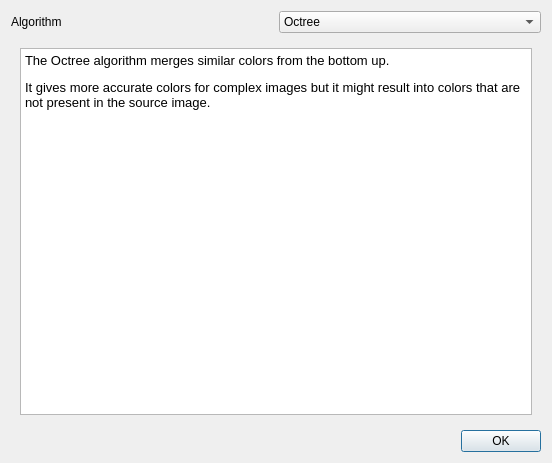
The window that src/gui/widgets/dialogs/color_quantization_dialog.ui (mbasaglia/glaxnimate) describes before a commit, drawn with Qt 5.
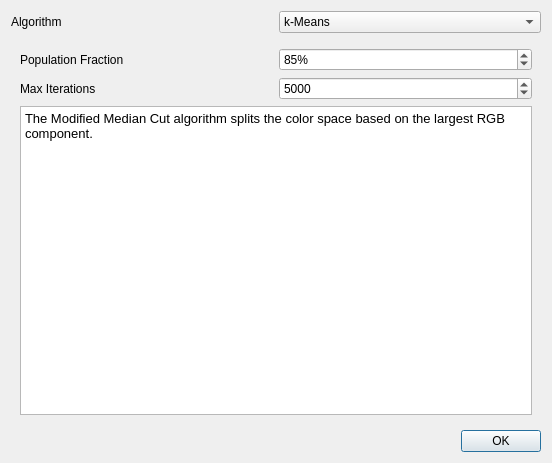
The same window after the commit. Icons and pictures are not drawn.

```diff
--- a/src/gui/widgets/dialogs/color_quantization_dialog.ui
+++ b/src/gui/widgets/dialogs/color_quantization_dialog.ui
@@ -30,7 +30,7 @@
      <item>
       <widget class="QComboBox" name="combo_algo">
        <property name="currentIndex">
-        <number>2</number>
+        <number>0</number>
        </property>
        <item>
         <property name="text">
@@ -54,7 +54,7 @@
    <item>
     <widget class="QStackedWidget" name="stackedWidget">
      <property name="currentIndex">
-      <number>2</number>
+      <number>3</number>
      </property>
      <widget class="QWidget" name="page">
       <layout class="QGridLayout" name="gridLayout">
@@ -169,6 +169,67 @@
        </item>
       </layout>
      </widget>
+     <widget class="QWidget" name="page_4">
+      <layout class="QGridLayout" name="gridLayout_3">
+       <item row="0" column="0">
+        <widget class="QLabel" name="label_5">
+         <property name="text">
+          <string>Population Fraction</string>
+         </property>
+        </widget>
+       </item>
+       <item row="0" column="1">
+        <widget class="QSpinBox" name="spin_mmcq_fract">
+         <property name="suffix">
+          <string>%</string>
+         </property>
+         <property name="minimum">
+          <number>1</number>
+         </property>
+         <property name="maximum">
+          <number>99</number>
+         </property>
+         <property name="value">
+          <number>85</number>
+         </property>
+        </widget>
+       </item>
+       <item row="1" column="0">
+        <widget class="QLabel" name="label_4">
+         <property name="text">
+          <string>Max Iterations</string>
+         </property>
+        </widget>
+       </item>
+       <item row="1" column="1">
+        <widget class="QSpinBox" name="spin_mmcq_iterations">
+         <property name="minimum">
+          <number>1</number>
+         </property>
+         <property name="maximum">
+          <number>9999</number>
+         </property>
+         <property name="value">
+          <number>5000</number>
+         </property>
+        </widget>
+       </item>
+       <item row="2" column="0" colspan="2">
+        <widget class="QTextEdit" name="textEdit_3">
+         <property name="readOnly">
+          <bool>true</bool>
+         </property>
+         <property name="html">
+          <string>&lt;!DOCTYPE HTML PUBLIC &quot;-//W3C//DTD HTML 4.0//EN&quot; &quot;http://www.w3.org/TR/REC-html40/strict.dtd&quot;&gt;
+&lt;html&gt;&lt;head&gt;&lt;meta name=&quot;qrichtext&quot; content=&quot;1&quot; /&gt;&lt;style type=&quot;text/css&quot;&gt;
+p, li { white-space: pre-wrap; }
+&lt;/style&gt;&lt;/head&gt;&lt;body style=&quot; font-family:'Noto Sans'; font-size:10pt; font-weight:400; font-style:normal;&quot;&gt;
+&lt;p style=&quot; margin-top:0px; margin-bottom:12px; margin-left:0px; margin-right:0px; -qt-block-indent:0; text-indent:0px;&quot;&gt;The Modified Median Cut algorithm splits the color space based on the largest RGB component.&lt;/p&gt;&lt;/body&gt;&lt;/html&gt;</string>
+         </property>
+        </widget>
+       </item>
+      </layout>
+     </widget>
     </widget>
    </item>
    <item>
```
Left out of the diff: 7 changed lines with no effect on the pictures.
